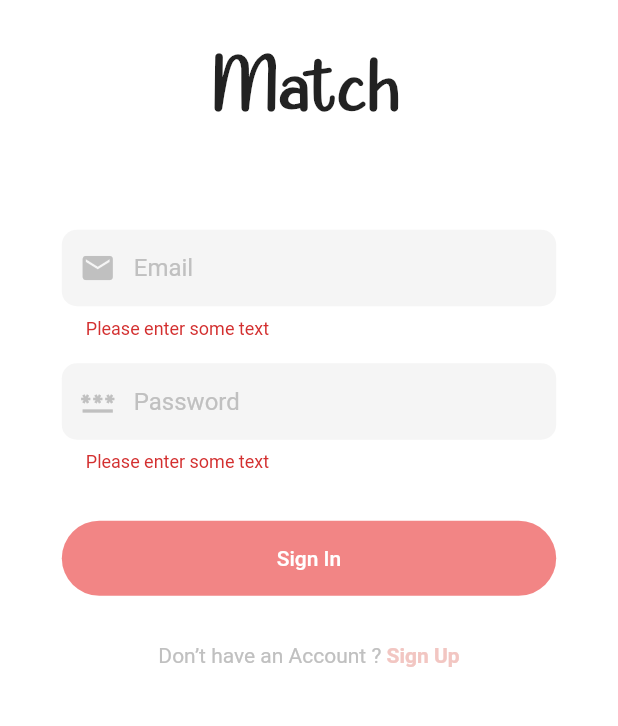
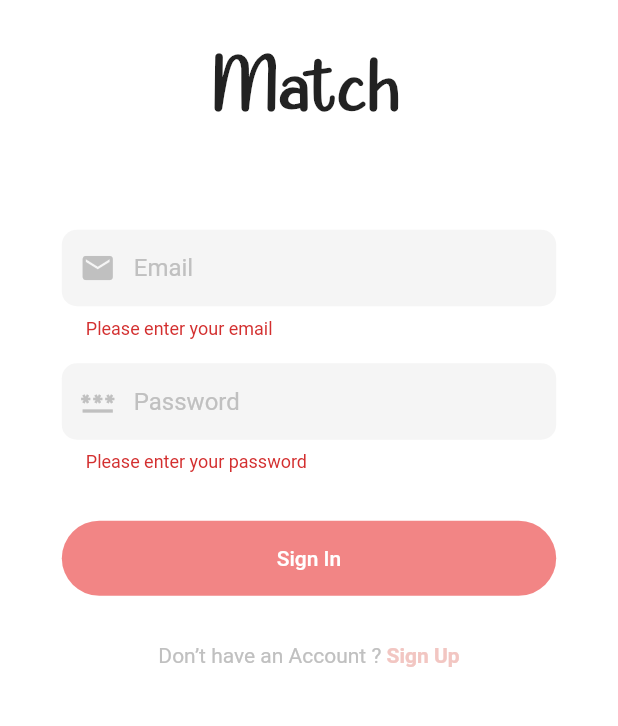
Before and after one commit to 6156-superstainsocket/match_frontend, a Flutter app: the screen it shows after launch, after a tap on "Sign In", on a phone screen of 412 x 824 dp, the part 359-1085 px from its top. Run offline on Flutter 3.47's test engine with Material 2 defaults, Android fonts, the phone set to English and light mode, and no system bars; our stand-ins replace flutter_svg.

Commit message:
auto padding on iPhone

```diff
--- a/lib/src/pages/login/components/login_form.dart
+++ b/lib/src/pages/login/components/login_form.dart
@@ -33,36 +33,40 @@
               keyboardType: TextInputType.emailAddress,
               textInputAction: TextInputAction.next,
               cursorColor: pinkHeavyColor,
-              onSaved: (email) {},
               decoration: const InputDecoration(
                 hintText: "Email",
                 prefixIcon: Icon(Icons.email),
               ),
               validator: (value) {
                 if (value == null || value.isEmpty) {
-                  return 'Please enter some text';
+                  return 'Please enter your email';
                 }
                 return null;
               },
             ),
+            Padding(padding: EdgeInsets.only(
+              bottom: MediaQuery.of(context).viewInsets.bottom
+            )),
             const SizedBox(height: defaultPadding),
             TextFormField(
               controller: _pwd,
               textInputAction: TextInputAction.done,
               obscureText: true,
               cursorColor: pinkHeavyColor,
-              onSaved: (password) {},
               decoration: const InputDecoration(
                 hintText: "Password",
                 prefixIcon: Icon(Icons.password),
               ),
               validator: (value) {
                 if (value == null || value.isEmpty) {
-                  return 'Please enter some text';
+                  return 'Please enter your password';
                 }
                 return null;
               },
             ),
+            Padding(padding: EdgeInsets.only(
+              bottom: MediaQuery.of(context).viewInsets.bottom
+            )),
             const SizedBox(height: defaultPadding),
             Padding(
               padding: const EdgeInsets.symmetric(vertical: defaultPadding),
--- a/lib/src/pages/register/components/register_form.dart
+++ b/lib/src/pages/register/components/register_form.dart
@@ -35,56 +35,62 @@
               keyboardType: TextInputType.emailAddress,
               textInputAction: TextInputAction.next,
               cursorColor: pinkColor,
-              onSaved: (email) {},
               decoration: const InputDecoration(
                 hintText: "Email",
                 prefixIcon: Icon(Icons.email),
               ),
               validator: (value) {
                 if (value == null || value.isEmpty) {
-                  return 'Please entern some text';
+                  return 'Please entern your email';
                 }
                 return null;
               },
             ),
+            Padding(padding: EdgeInsets.only(
+              bottom: MediaQuery.of(context).viewInsets.bottom
+            )),
             const SizedBox(height: defaultPadding),
             TextFormField(
               controller: _pwd,
               textInputAction: TextInputAction.next,
               obscureText: true,
               cursorColor: pinkHeavyColor,
-              onSaved: (password) {},
               decoration: const InputDecoration(
                 hintText: "Password",
                 prefixIcon: Icon(Icons.password),
               ),
               validator: (value) {
                 if (value == null || value.isEmpty) {
-                  return 'Please enter some text';
+                  return 'Please enter your password';
                 }
                 return null;
               },
             ),
+            Padding(padding: EdgeInsets.only(
+              bottom: MediaQuery.of(context).viewInsets.bottom
+            )),
             const SizedBox(height: defaultPadding),
             TextFormField(
               controller: _pwdConfirm,
               textInputAction: TextInputAction.done,
               obscureText: true,
               cursorColor: pinkHeavyColor,
-              onSaved: (confirmPassword) {},
               decoration: const InputDecoration(
                 hintText: "Confirm Password",
                 prefixIcon: Icon(Icons.password),
               ),
               validator: (value) {
                 if (value == null || value.isEmpty) {
-                  return 'Please enter some text';
+                  return 'Please re-enter your password';
                 } else if (value != _pwd.text) {
                   return 'Inconsistent password';
                 }
                 return null;
               },
             ),
+            Padding(padding: EdgeInsets.only(
+              bottom: MediaQuery.of(context).viewInsets.bottom
+            )),
             Padding(
               padding: const EdgeInsets.symmetric(vertical: defaultPadding),
               child: ElevatedButton(
```
Also changed, not shown: 2 other files.
